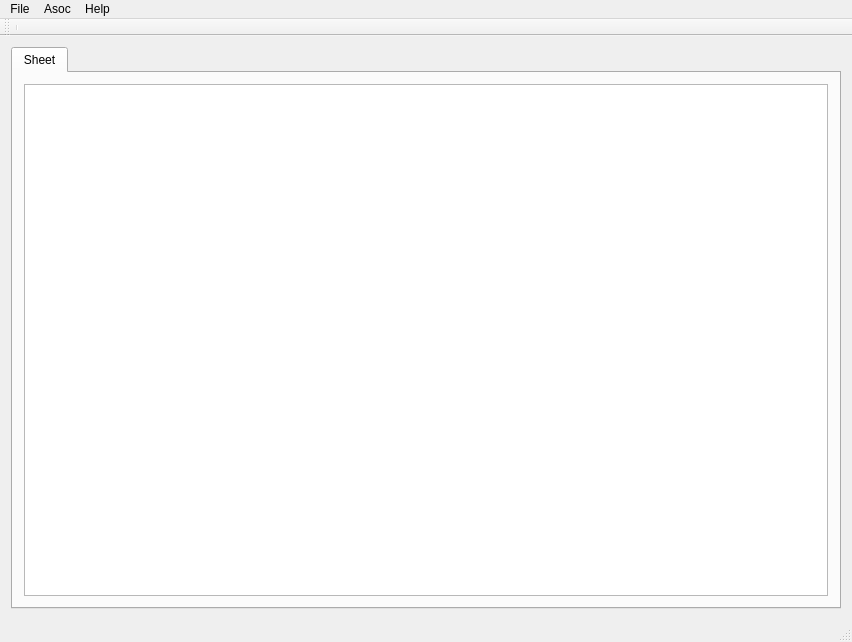
Old version of the form src/MainWindow.ui in the repository kcris/qxAdm.
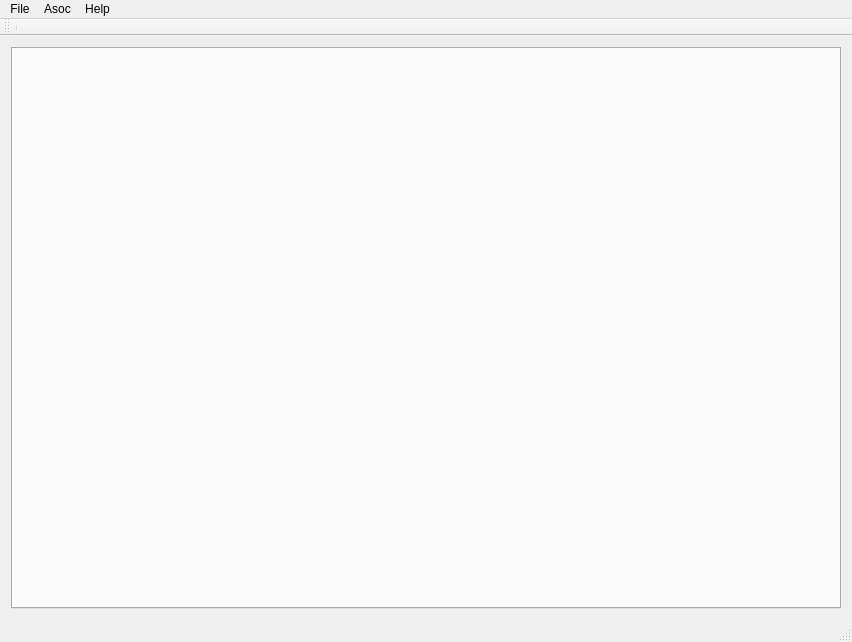
New version of the form.

What changed in the file:
```diff
--- a/src/MainWindow.ui
+++ b/src/MainWindow.ui
@@ -20,16 +20,6 @@
       <property name="currentIndex">
        <number>0</number>
       </property>
-      <widget class="QWidget" name="tab">
-       <attribute name="title">
-        <string>Sheet</string>
-       </attribute>
-       <layout class="QVBoxLayout" name="verticalLayout_2">
-        <item>
-         <widget class="QTableView" name="tableView"/>
-        </item>
-       </layout>
-      </widget>
      </widget>
     </item>
    </layout>
```
Left out of the diff: 4 changed lines with no effect on the pictures.
